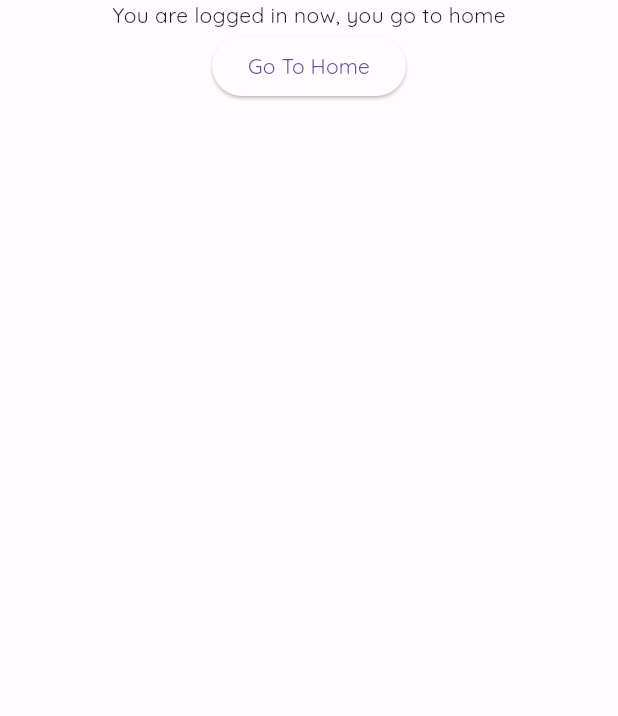
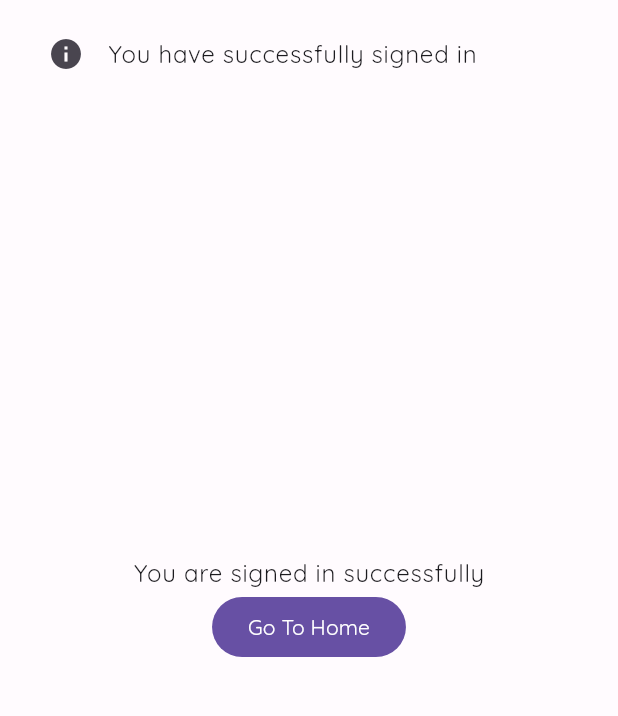
Before and after one commit to nerdy-plutonian-ng/quiz-maker, a Flutter app: the screen it shows once a user with an empty profile is signed in, on a phone screen of 412 x 824 dp, the part 90-806 px from its top. Run offline on Flutter 3.47's test engine with Material 2 defaults, Android fonts, the phone set to English and light mode, and no system bars; our stand-ins replace firebase_auth, firebase_core, go_router, shared_preferences; missing offline and left inert: firebase_ui_auth; accounts and stored records are empty.

Commit message:
implementing register signin after math

```diff
--- a/lib/ui/screens/auth.dart
+++ b/lib/ui/screens/auth.dart
@@ -4,44 +4,81 @@ import 'package:flutter/material.dart';
 import 'package:go_router/go_router.dart';
 import 'package:quiz_maker/data/constants/route_paths.dart';
 
-class AuthScreen extends StatelessWidget {
+class AuthScreen extends StatefulWidget {
   const AuthScreen({Key? key}) : super(key: key);
 
+  @override
+  State<AuthScreen> createState() => _AuthScreenState();
+}
+
+class _AuthScreenState extends State<AuthScreen> {
   @override
   Widget build(BuildContext context) {
     return StreamBuilder<User?>(
         stream: FirebaseAuth.instance.authStateChanges(),
         builder: (_, snapshot) {
+          if (snapshot.data != null && !snapshot.data!.emailVerified) {
+            snapshot.data?.sendEmailVerification();
+          }
           return Scaffold(
             body: SafeArea(
               top: true,
-              child: SizedBox.expand(
               child: Padding(
                 padding: const EdgeInsets.all(16.0),
+                child: SizedBox.expand(
                   child: Column(children: [
                     Text(
                       'Quiz Maker',
                       style: Theme.of(context).textTheme.displaySmall,
                     ),
-                    if (snapshot.data != null)
-                      Column(
-                        mainAxisSize: MainAxisSize.min,
-                        children: [
-                          const Text('You are logged in now, you go to home'),
-                          ElevatedButton(
-                            onPressed: () {
-                              context.go(RoutePaths.root);
-                            },
-                            child: const Text('Go To Home'),
+                    Padding(
+                      padding: const EdgeInsets.only(top: 8.0),
+                      child: ListTile(
+                        leading: const Icon(Icons.info),
+                        title: Text(
+                          snapshot.data == null
+                              ? 'Enter your email and password to sign in to your account'
+                              : !snapshot.data!.emailVerified
+                                  ? 'You have registered but have not verified your email. Check your inbox.'
+                                  : 'You have successfully signed in',
                         ),
-                        ],
                       ),
-                    if (snapshot.data == null)
+                    ),
                     Expanded(
-                        child: email_auth.SignInScreen(
+                      child: snapshot.data == null
+                          ? email_auth.SignInScreen(
                               providers: [
                                 email_auth.EmailAuthProvider(),
                               ],
+                            )
+                          : Center(
+                              child: Column(
+                                mainAxisSize: MainAxisSize.min,
+                                children: [
+                                  Text(
+                                    snapshot.data!.emailVerified
+                                        ? 'You are signed in successfully'
+                                        : 'Check your inbox, ${snapshot.data!.email!}',
+                                    style:
+                                        Theme.of(context).textTheme.bodyLarge,
+                                  ),
+                                  if (snapshot.data!.emailVerified)
+                                    FilledButton(
+                                        onPressed: () {
+                                          context.pushReplacementNamed(
+                                              RoutePaths.root);
+                                        },
+                                        child: const Text('Go To Home')),
+                                  if (!snapshot.data!.emailVerified)
+                                    FilledButton.tonal(
+                                        onPressed: () {
+                                          FirebaseAuth.instance.currentUser
+                                              ?.sendEmailVerification();
+                                        },
+                                        child: const Text(
+                                            'Resend verification email')),
+                                ],
+                              ),
                             ),
                     )
                   ]),
--- a/lib/ui/screens/home.dart
+++ b/lib/ui/screens/home.dart
@@ -17,9 +17,10 @@ class HomeScreen extends StatelessWidget {
             Text(fire_auth.FirebaseAuth.instance.currentUser?.email ?? 'Crush'),
             ElevatedButton(
                 onPressed: () {
-                  fire_auth.FirebaseAuth.instance
-                      .signOut()
-                      .then((value) => context.go(RoutePaths.root));
+                  fire_auth.FirebaseAuth.instance.signOut().then((value) {
+                    print('blah blah');
+                    context.pushReplacementNamed(RoutePaths.root);
+                  });
                 },
                 child: const Text('Logout'))
           ],
--- a/lib/ui/utilities/router_config.dart
+++ b/lib/ui/utilities/router_config.dart
@@ -15,7 +15,8 @@ final routerConfig = GoRouter(
         routes: const [],
         redirect: (_, routerState) {
           if (kDebugMode) {
-            print(routerState.location);
+            print(
+                'Redirecting from ${routerState.location} to ${RoutePaths.auth}');
           }
           if (FirebaseAuth.instance.currentUser == null) {
             return RoutePaths.auth;
```
Lines whose indentation alone changed are shown as unchanged.
